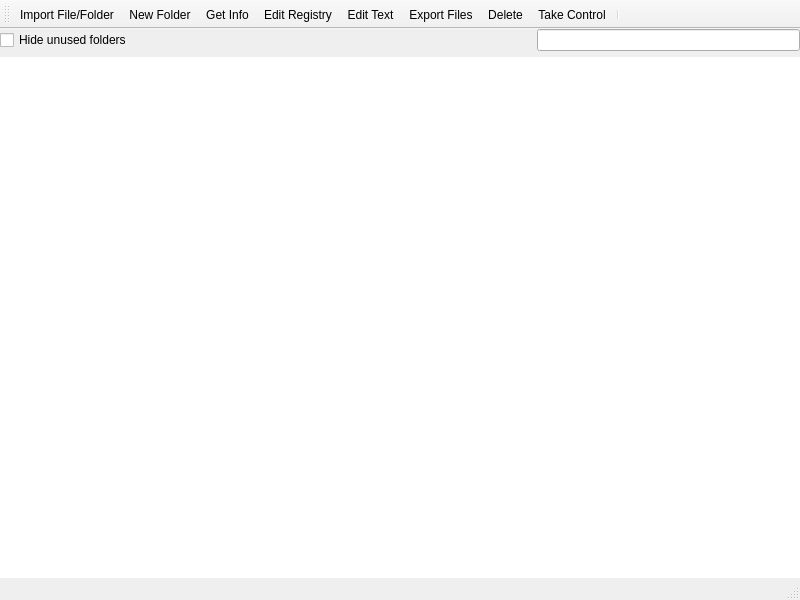
fw-dev/translations, file FWAdminLib/OpenFilesetDlg.ui: the form before one commit.
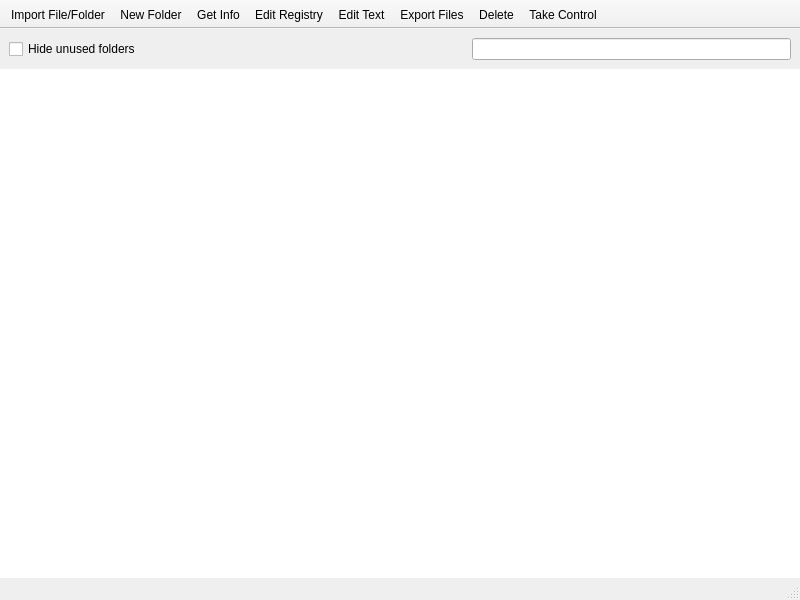
The form after the commit. Icons and pictures are not drawn. Custom widgets are drawn as their Qt base class.

```diff
--- a/FWAdminLib/OpenFilesetDlg.ui
+++ b/FWAdminLib/OpenFilesetDlg.ui
@@ -17,24 +17,46 @@
    <string>Fileset Contents</string>
   </property>
   <widget class="QWidget" name="centralwidget">
-   <layout class="QGridLayout" name="gridLayout">
+   <layout class="QVBoxLayout" name="verticalLayout">
+    <property name="spacing">
+     <number>0</number>
+    </property>
     <property name="margin">
      <number>0</number>
     </property>
-    <item row="0" column="0">
-     <widget class="QCheckBox" name="m_hideUnusedFolders">
-      <property name="text">
-       <string>Hide unused folders</string>
-      </property>
+    <item>
+     <widget class="ViewSearchHeader" name="widget" native="true">
+      <layout class="QHBoxLayout" name="horizontalLayout">
+       <item>
+        <widget class="QCheckBox" name="m_hideUnusedFolders">
+         <property name="text">
+          <string>Hide unused folders</string>
+         </property>
+        </widget>
+       </item>
+       <item>
+        <spacer name="horizontalSpacer">
+         <property name="orientation">
+          <enum>Qt::Horizontal</enum>
+         </property>
+         <property name="sizeHint" stdset="0">
+          <size>
+           <width>40</width>
+           <height>20</height>
+          </size>
+         </property>
+        </spacer>
+       </item>
+       <item>
+        <widget class="CircularProgressIndicator" name="progressIndicator" native="true"/>
+       </item>
+       <item>
+        <widget class="SearchLineEdit" name="searchLineEdit"/>
+       </item>
+      </layout>
      </widget>
     </item>
-    <item row="0" column="1">
-     <widget class="CircularProgressIndicator" name="progressIndicator" native="true"/>
-    </item>
-    <item row="0" column="2">
-     <widget class="SearchLineEdit" name="searchLineEdit"/>
-    </item>
-    <item row="1" column="0" colspan="3">
+    <item>
      <widget class="QStackedWidget" name="stackedWidgetList">
       <property name="sizePolicy">
        <sizepolicy hsizetype="Preferred" vsizetype="Preferred">
@@ -105,6 +127,12 @@
           <property name="selectionMode">
            <enum>QAbstractItemView::ExtendedSelection</enum>
           </property>
+          <property name="iconSize">
+           <size>
+            <width>20</width>
+            <height>20</height>
+           </size>
+          </property>
           <property name="rootIsDecorated">
            <bool>false</bool>
           </property>
@@ -137,10 +165,13 @@
    <property name="windowTitle">
     <string>toolBar</string>
    </property>
+   <property name="movable">
+    <bool>false</bool>
+   </property>
    <property name="iconSize">
     <size>
-     <width>16</width>
-     <height>16</height>
+     <width>24</width>
+     <height>24</height>
     </size>
    </property>
    <property name="toolButtonStyle">
@@ -160,7 +191,6 @@
    <addaction name="actionExportFiles"/>
    <addaction name="actionDelete"/>
    <addaction name="actionReserve"/>
-   <addaction name="separator"/>
   </widget>
   <action name="actionAdd_Files_Folders">
    <property name="icon">
@@ -248,11 +278,6 @@
   </action>
  </widget>
  <customwidgets>
-  <customwidget>
-   <class>FilesetContentsFilesView</class>
-   <extends>QTreeView</extends>
-   <header>views/filesetcontentsfilesview.h</header>
-  </customwidget>
   <customwidget>
    <class>CircularProgressIndicator</class>
    <extends>QWidget</extends>
@@ -264,6 +289,22 @@
    <extends>QLineEdit</extends>
    <header>FileWaveGuiLib/searchlineedit/searchlineedit.h</header>
   </customwidget>
+  <customwidget>
+   <class>ViewSearchHeader</class>
+   <extends>QWidget</extends>
+   <header>FWAdminLib/ViewSearchHeader.h</header>
+   <container>1</container>
+  </customwidget>
+  <customwidget>
+   <class>StyledTreeView</class>
+   <extends>QTreeView</extends>
+   <header>FileWaveGuiLib/styledviews/styledtreeview.h</header>
+  </customwidget>
+  <customwidget>
+   <class>FilesetContentsFilesView</class>
+   <extends>QTreeView</extends>
+   <header>views/filesetcontentsfilesview.h</header>
+  </customwidget>
  </customwidgets>
  <resources>
   <include location="../FileWaveGuiLib/GuiLib.qrc"/>
```
Left out of the diff: 25 changed lines with no effect on the pictures.
